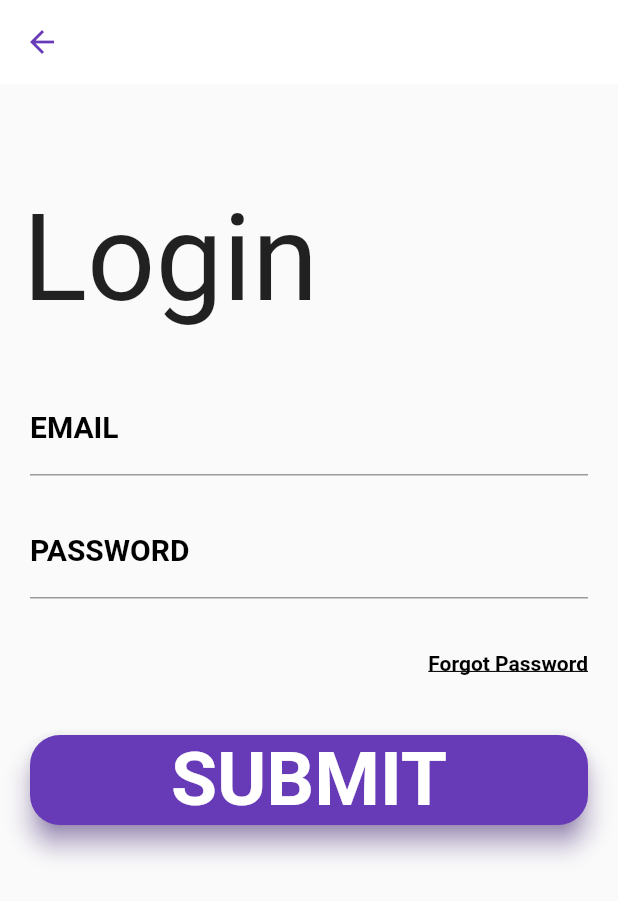
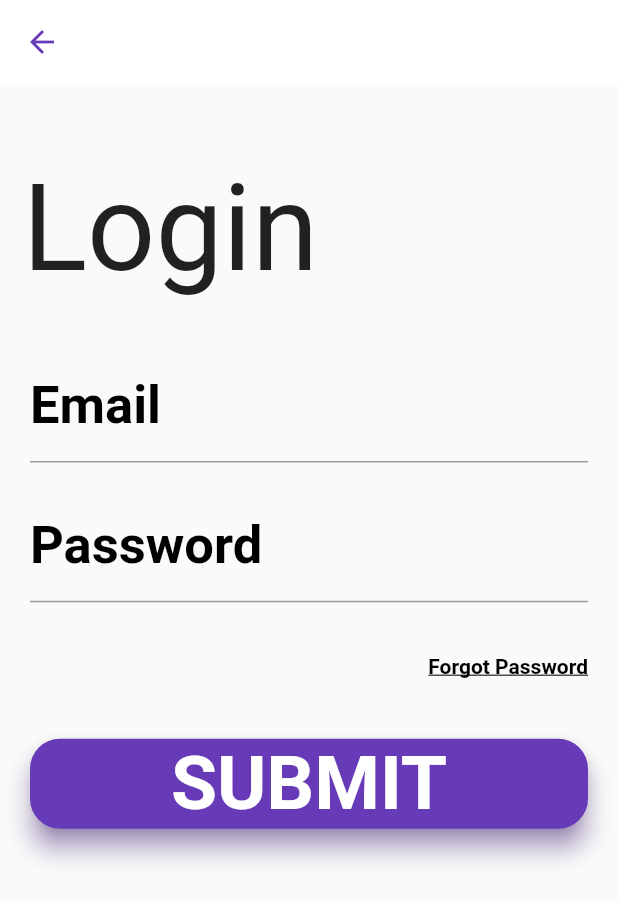
Before and after one commit to veronicakate/f_e_access_the_city, a Flutter app: the UserSignIn screen opened directly, on a phone screen of 412 x 824 dp. Shown: the top 901 px of the screen. Run offline on Flutter 3.47's test engine with Material 2 defaults, Android fonts, the phone set to English and light mode, and no system bars; Roboto replaces fonts that are missing (Monstserrat, Montserrat).

Commit message:
change styling to text boxes

```diff
--- a/access_the_city/lib/pages/users/select_activity.dart
+++ b/access_the_city/lib/pages/users/select_activity.dart
@@ -26,9 +26,6 @@ class _SelectActivityState extends State<SelectActivity> {
             mainAxisAlignment: MainAxisAlignment.end,
             children: [
               // Image.asset("images/logo.png", width:70.0,height:40.0),
-              Container(
-                  // padding:const EdgeInsets.all(20.0),
-                  )
             ]),
         iconTheme: IconThemeData(color: Colors.deepPurple),
         // iconTheme: IconThemeData(color: Colors.red,size:100, opacity: 1),
--- a/access_the_city/lib/pages/users/select_location.dart
+++ b/access_the_city/lib/pages/users/select_location.dart
@@ -30,14 +30,11 @@ class _UserDashboardState extends State<UserDashboard> {
               child: Stack(
             children: <Widget>[
               Container(
-                padding: EdgeInsets.fromLTRB(40.0, 100.0, 0.0, 0.0),
+                padding: EdgeInsets.fromLTRB(20.0, 30.0, 0.0, 0.0),
                 child: Text(
                   'Where would you like to go?',
                   style: TextStyle(fontSize: 50.0, fontWeight: FontWeight.bold),
                 ),
-              ),
-              Container(
-                padding: EdgeInsets.fromLTRB(15.0, 175.0, 0.0, 0.0),
               ),
             ],
           )),
--- a/access_the_city/lib/pages/users/sign_in_user.dart
+++ b/access_the_city/lib/pages/users/sign_in_user.dart
@@ -39,7 +39,7 @@ class _UserSignInState extends State<UserSignIn> {
               child: Stack(
             children: <Widget>[
               Container(
-                padding: EdgeInsets.fromLTRB(15.0, 70.0, 0.0, 0.0),
+                padding: EdgeInsets.fromLTRB(15.0, 50.0, 0.0, 0.0),
                 child: Text('Login',
                     style: TextStyle(
                         fontSize: 80.0, fontWeight: FontWeight.normal)),
@@ -53,24 +53,24 @@ class _UserSignInState extends State<UserSignIn> {
                 TextField(
                   controller: emailController,
                   decoration: InputDecoration(
-                      labelText: 'EMAIL',
+                      labelText: 'Email',
                       labelStyle: TextStyle(
                           fontFamily: 'Montserrat',
                           fontWeight: FontWeight.bold,
                           color: Colors.black,
-                          fontSize: 20.0),
+                          fontSize: 35.0),
                       focusedBorder: UnderlineInputBorder(
                           borderSide: BorderSide(color: Colors.black))),
                 ),
                 SizedBox(height: 20.0),
                 TextField(
                     decoration: InputDecoration(
-                        labelText: 'PASSWORD',
+                        labelText: 'Password',
                         labelStyle: TextStyle(
                             fontFamily: 'Montserrat',
                             fontWeight: FontWeight.bold,
                             color: Colors.black,
-                            fontSize: 20.0),
+                            fontSize: 35.0),
                         focusedBorder: UnderlineInputBorder(
                             borderSide: BorderSide(color: Colors.black))),
                     obscureText: true,
--- a/access_the_city/lib/pages/users/single_business.dart
+++ b/access_the_city/lib/pages/users/single_business.dart
@@ -14,7 +14,7 @@ class SingleBusiness extends StatelessWidget {
           Center(
               child: Text('Crazy Pedro\'s',
                   style:
-                      TextStyle(fontWeight: FontWeight.bold, fontSize: 60.0))),
+                      TextStyle(fontWeight: FontWeight.bold, fontSize: 55.0))),
           Center(
               child: Container(
             padding: EdgeInsets.only(top: 20),
@@ -33,6 +33,9 @@ class SingleBusiness extends StatelessWidget {
                   child: Column(
                       crossAxisAlignment: CrossAxisAlignment.stretch,
                       children: [
+                        Text('Description',
+                            style: TextStyle(
+                                fontWeight: FontWeight.bold, fontSize: 50.0)),
                         Text(
                             'We love to party all the time at Crazy Pedro\'s. Grab a Frozen Margarita and a slice of Pizza and watch the party unfold',
                             style: TextStyle(fontSize: 30.0))
```
